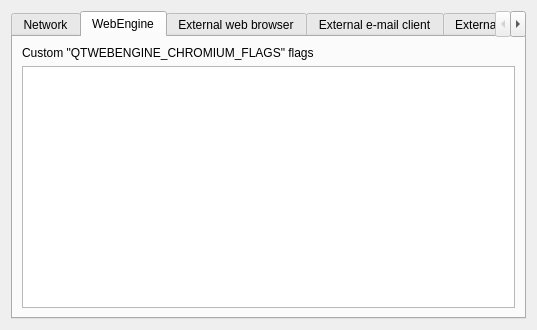
martinrotter/rssguard, file src/librssguard/gui/settings/settingsbrowsermail.ui: the form before one commit.
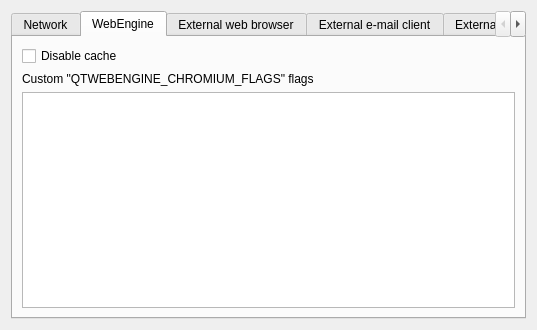
The form after the commit. The open tabs and pages were chosen to show the change. Custom widgets are drawn as their Qt base class.

Diff of the .ui file:
```diff
--- a/src/librssguard/gui/settings/settingsbrowsermail.ui
+++ b/src/librssguard/gui/settings/settingsbrowsermail.ui
@@ -42,16 +42,23 @@
        <string>WebEngine</string>
       </attribute>
       <layout class="QFormLayout" name="formLayout_4">
-       <item row="0" column="0">
+       <item row="1" column="0">
         <widget class="QLabel" name="label">
          <property name="text">
           <string>Custom &quot;QTWEBENGINE_CHROMIUM_FLAGS&quot; flags</string>
          </property>
         </widget>
        </item>
-       <item row="1" column="0" colspan="2">
+       <item row="2" column="0" colspan="2">
         <widget class="QPlainTextEdit" name="m_txtWebEngineChromiumFlags"/>
        </item>
+       <item row="0" column="0" colspan="2">
+        <widget class="QCheckBox" name="m_cbDisableCache">
+         <property name="text">
+          <string>Disable cache</string>
+         </property>
+        </widget>
+       </item>
       </layout>
      </widget>
      <widget class="QWidget" name="m_tabExternalBrowser">
```
Left out of the diff: 5 changed lines with no effect on the pictures.
